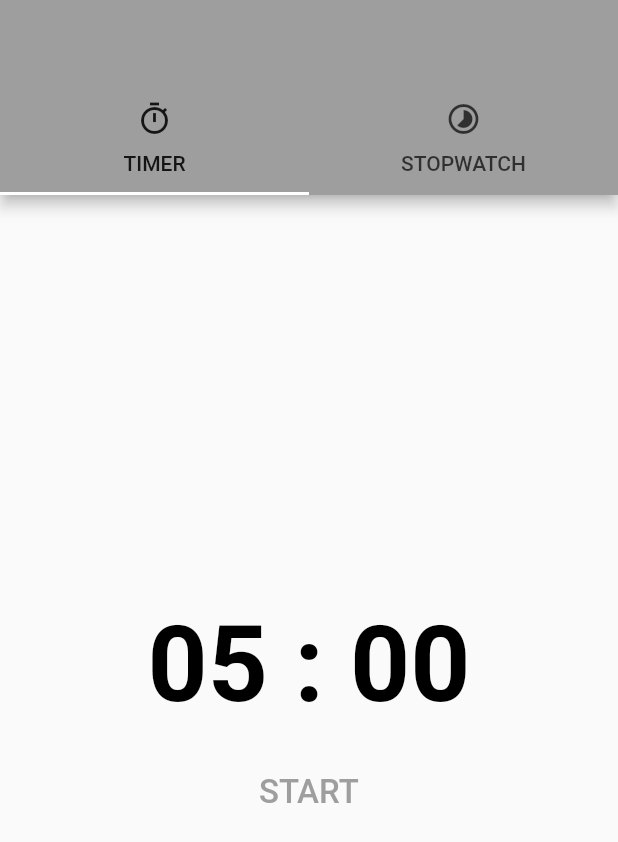
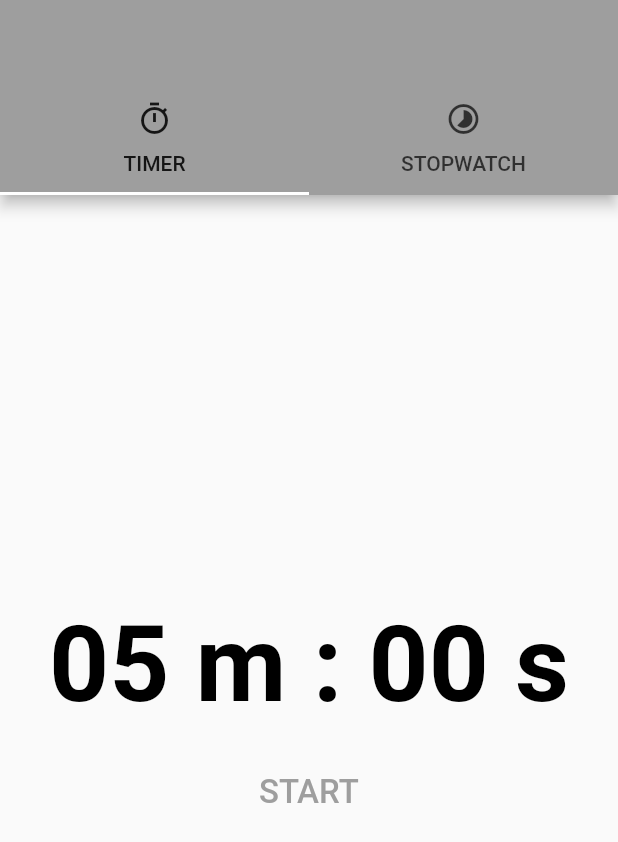
Before and after one commit to surasit27/flutter_test, a Flutter app: the screen it shows after launch, on a phone screen of 412 x 824 dp. Shown: the top 842 px of the screen. Run offline on Flutter 3.47's test engine with Material 2 defaults, Android fonts, the phone set to English and light mode, and no system bars; our stand-ins replace bloc, flutter_bloc, shared_preferences.

```diff
--- a/lib/stopwatch/countdown/page/countdown.dart
+++ b/lib/stopwatch/countdown/page/countdown.dart
@@ -37,7 +37,7 @@ class _CountdownPageState extends State<CountdownPage> {
               final String secondsSection =
                   (state.duration % 60).floor().toString().padLeft(2, '0');
               return Text(
-                '$minutesSection : $secondsSection',
+                '$minutesSection m : $secondsSection s',
                 style: TextStyle(
                   fontSize: 70,
                   color: Colors.black,
--- a/lib/stopwatch/stoptimer/bloc/stoptimer_bloc.dart
+++ b/lib/stopwatch/stoptimer/bloc/stoptimer_bloc.dart
@@ -8,7 +8,7 @@ part 'stoptimer_event.dart';
 part 'stoptimer_state.dart';
 
 class StoptimerBloc extends Bloc<StoptimerEvent, StoptimerState> {
-  final int _duration = 1;
+  final int _duration = 300;
   final TickerStopWatch _tickerStopWatch;
   StreamSubscription<int> _timerSubscription;
   StoptimerBloc(
@@ -17,10 +17,10 @@ class StoptimerBloc extends Bloc<StoptimerEvent, StoptimerState> {
       TickerStopWatch ticker})
       : _tickerStopWatch = tickerStopWatch,
         // assert(tickerStopWatch != null),
-        super(RedyStoptimerState(1));
+        super(RedyStoptimerState(300));
 
-  @override
-  StoptimerState get initialState => RedyStoptimerState(_duration);
+  // @override
+  // StoptimerState get initialState => RedyStoptimerState(_duration);
   @override
   void onTransition(Transition<StoptimerEvent, StoptimerState> transition) {
     super.onTransition(transition);
--- a/lib/stopwatch/stoptimer/bloc/stoptimer_state.dart
+++ b/lib/stopwatch/stoptimer/bloc/stoptimer_state.dart
@@ -9,10 +9,15 @@ abstract class StoptimerState {
   List<Object> get props => [duration];
 }
 
+// class StartStoptimerState extends StoptimerState {
+//   const StartStoptimerState() : super(0);
+// }
+
 class RedyStoptimerState extends StoptimerState {
   const RedyStoptimerState(int duration) : super(duration);
+  //const RedyStoptimerState() : super(0);
 
-  @override
+  // @override
   String toString() => "RedyStoptimerState $duration";
 }
 
--- a/lib/stopwatch/stoptimer/page/stopwatch.dart
+++ b/lib/stopwatch/stoptimer/page/stopwatch.dart
@@ -26,7 +26,7 @@ class _StopWatchPageState extends State<StopWatchPage> {
           Center(
             child: BlocBuilder<StoptimerBloc, StoptimerState>(
                 builder: (context, state) {
-              final String minutesSection = ((state.duration / 60) % 60)
+              final String minutesSection = ((state.duration % 60) / 60)
                   .floor()
                   .toString()
                   .padLeft(2, '0');
@@ -36,7 +36,7 @@ class _StopWatchPageState extends State<StopWatchPage> {
               //     (state.duration % 1000).floor().toString().padLeft(3, '0');
 
               return Text(
-                '$minutesSection :$secondsSection',
+                '$minutesSection m : $secondsSection s ',
                 style: TextStyle(
                   fontSize: 70,
                   color: Colors.black,
```
